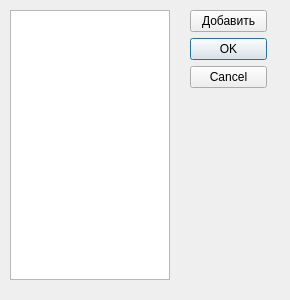
Old version of the form liststreetdialog.ui in the repository Woolfno/WaterAccounting.
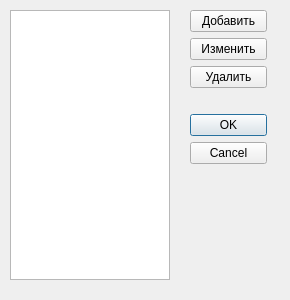
New version of the form.

```diff
--- a/liststreetdialog.ui
+++ b/liststreetdialog.ui
@@ -29,7 +29,7 @@
      <x>190</x>
      <y>10</y>
      <width>77</width>
-     <height>83</height>
+     <height>171</height>
     </rect>
    </property>
    <layout class="QVBoxLayout" name="verticalLayout">
@@ -40,8 +40,41 @@
       </property>
      </widget>
     </item>
+    <item>
+     <widget class="QPushButton" name="pushButtonEdit">
+      <property name="text">
+       <string>Изменить</string>
+      </property>
+     </widget>
+    </item>
+    <item>
+     <widget class="QPushButton" name="pushButtonDelete">
+      <property name="text">
+       <string>Удалить</string>
+      </property>
+     </widget>
+    </item>
+    <item>
+     <spacer name="verticalSpacer">
+      <property name="orientation">
+       <enum>Qt::Vertical</enum>
+      </property>
+      <property name="sizeType">
+       <enum>QSizePolicy::Fixed</enum>
+      </property>
+      <property name="sizeHint" stdset="0">
+       <size>
+        <width>20</width>
+        <height>20</height>
+       </size>
+      </property>
+     </spacer>
+    </item>
     <item>
      <widget class="QDialogButtonBox" name="buttonBox">
+      <property name="enabled">
+       <bool>true</bool>
+      </property>
       <property name="orientation">
        <enum>Qt::Vertical</enum>
       </property>
```
